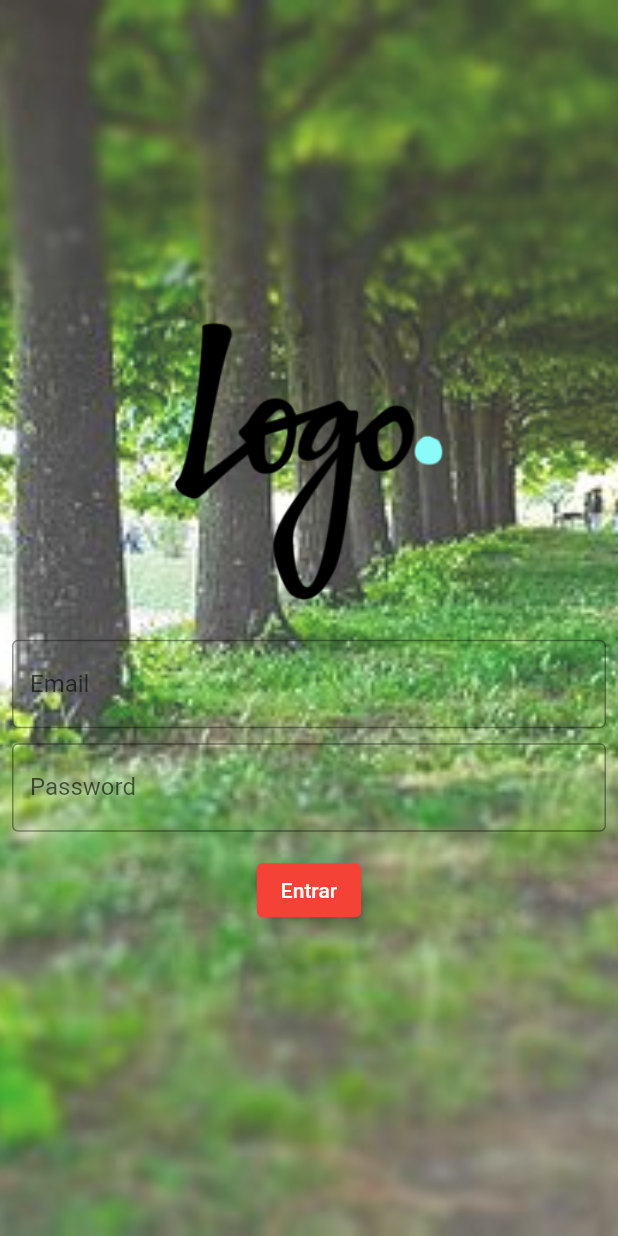
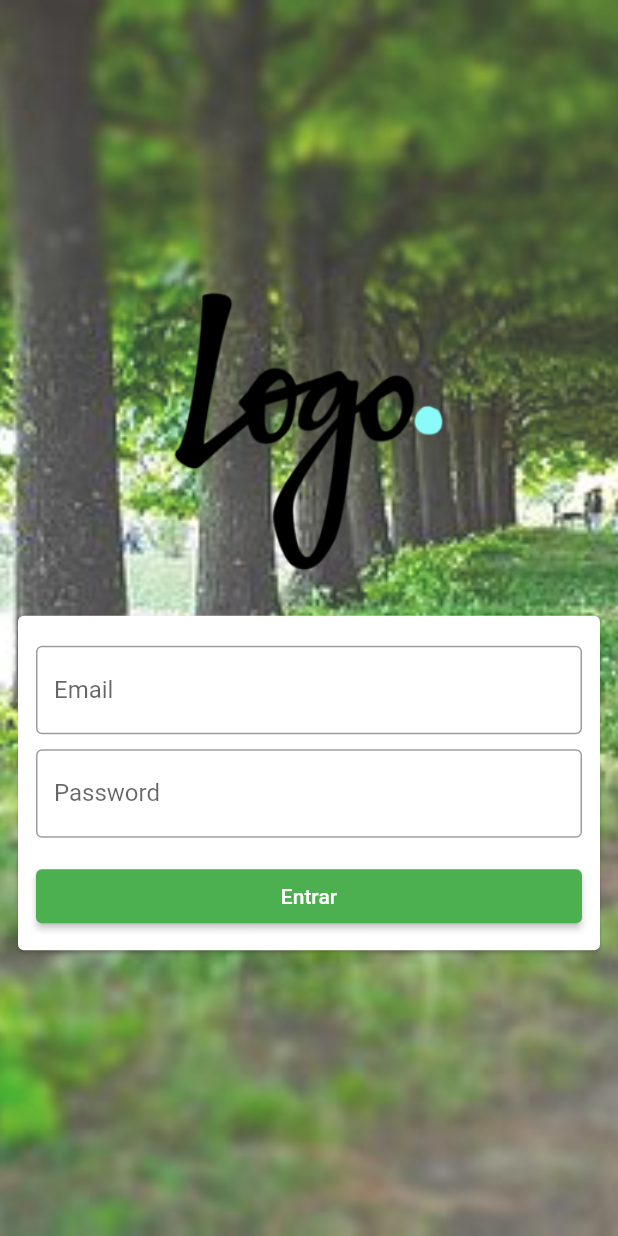
Before and after one commit to fasdacombr/Flutter, a Flutter app: the screen it shows after launch, on a phone screen of 412 x 824 dp. Run offline on Flutter 3.47's test engine with Material 2 defaults, Android fonts, the light colour scheme and no system bars.

Commit message:
Material Card

```diff
--- a/lib/login_page.dart
+++ b/lib/login_page.dart
@@ -35,6 +35,12 @@ class _LoginPageState extends State<LoginPage> {
                     ),
                   ),
                   Container(height: 20),
+                  Card(
+                    child: Padding(
+                      padding: const EdgeInsets.only(
+                          left: 12, right: 12, top: 20, bottom: 12),
+                      child: Column(
+                        children: [
                           TextField(
                             onChanged: (text) {
                               email = text;
@@ -58,14 +64,27 @@ class _LoginPageState extends State<LoginPage> {
                           ),
                           SizedBox(height: 15),
                           ElevatedButton(
+                            style: ElevatedButton.styleFrom(
+                                backgroundColor: Colors.green),
                             onPressed: () {
-                      if (email == 'flavio@fasda.com.br' && password == '321') {
-                        Navigator.of(context).pushReplacementNamed('/home');
+                              if (email == 'flavio@fasda.com.br' &&
+                                  password == '321') {
+                                Navigator.of(context)
+                                    .pushReplacementNamed('/home');
                               } else {
                                 print('Login inválido!');
                               }
                             },
-                    child: Text('Entrar'),
+                            child: Container(
+                                width: double.infinity,
+                                child: Text(
+                                  'Entrar',
+                                  textAlign: TextAlign.center,
+                                )),
+                          ),
+                        ],
+                      ),
+                    ),
                   ),
                 ],
               ),
@@ -83,7 +102,10 @@ class _LoginPageState extends State<LoginPage> {
       children: [
         SizedBox(
             height: MediaQuery.of(context).size.height,
-          child: Image.asset('assets/images/background_1.jpg', fit: BoxFit.cover,)),
+            child: Image.asset(
+              'assets/images/background_1.jpg',
+              fit: BoxFit.cover,
+            )),
         Container(
           color: Colors.white.withOpacity(0.2),
         ),
```
Lines whose indentation alone changed are shown as unchanged.
